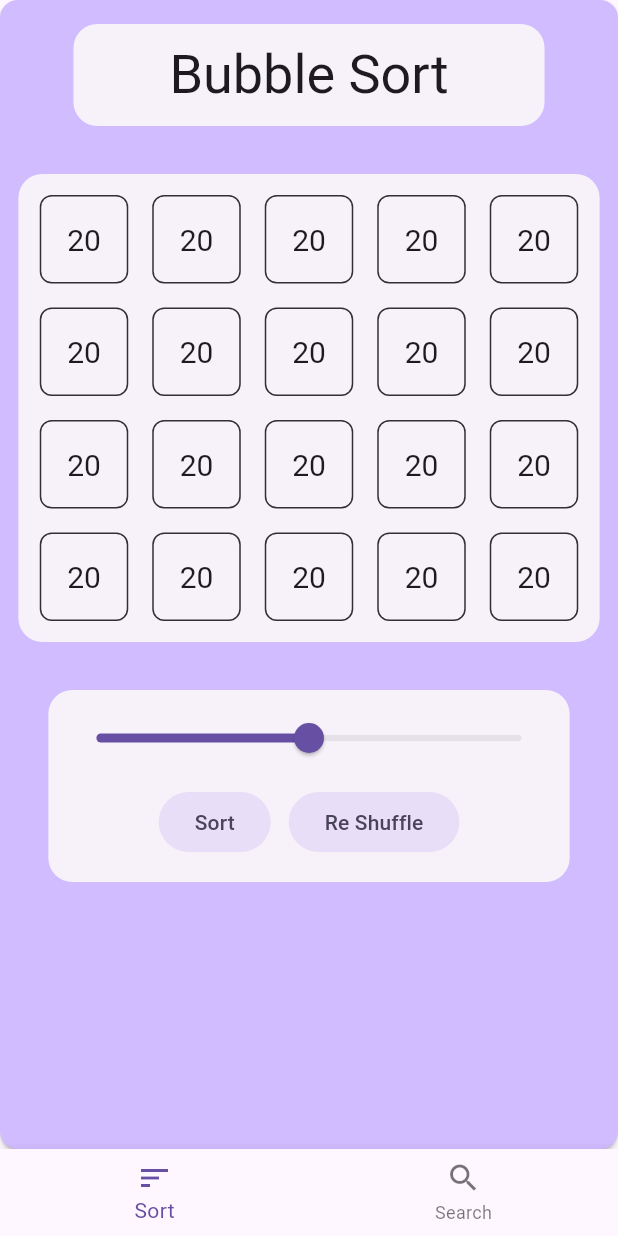
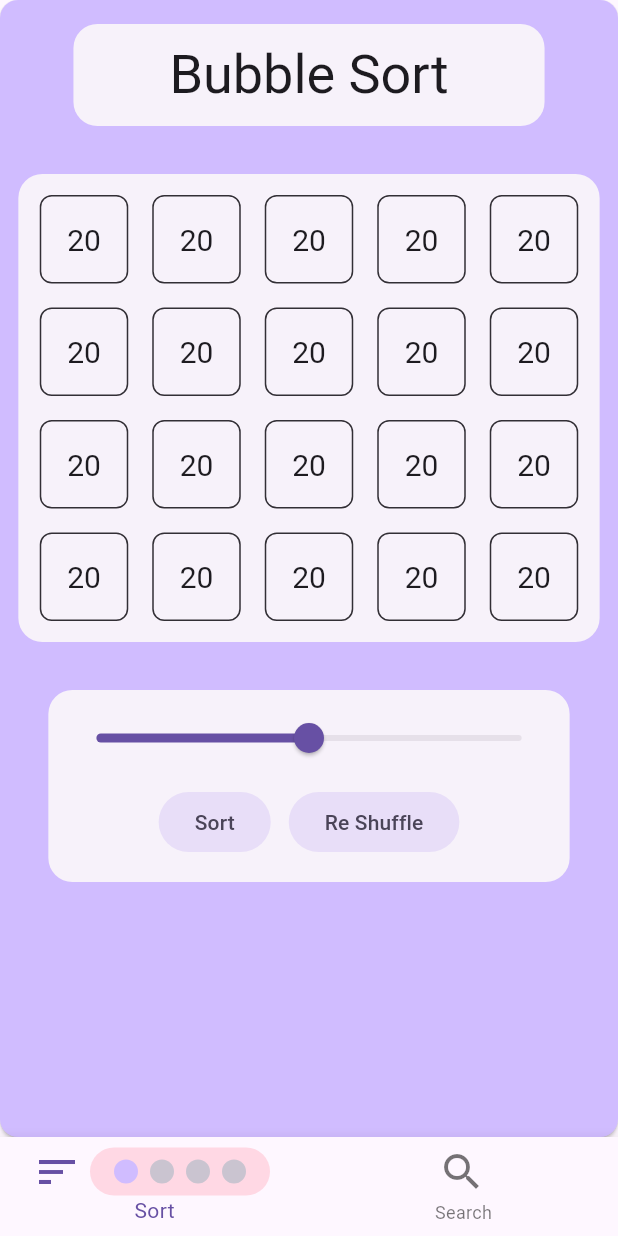
Before and after one commit to himanshu17113/algo_vis, a Flutter app: the screen it shows after launch, on a phone screen of 412 x 824 dp. Run offline on Flutter 3.47's test engine with Material 3 defaults, Android fonts, the phone set to English and light mode, and no system bars; drawn by our look-alikes of smooth_page_indicator; our stand-ins replace freezed_annotation, get_it.

Commit message:
Added indicator

```diff
--- a/lib/presentation/pages/home/home.dart
+++ b/lib/presentation/pages/home/home.dart
@@ -1,6 +1,6 @@
 import 'package:algo_vis/presentation/pages/widgets/body.dart';
+import 'package:algo_vis/presentation/pages/widgets/indicator.dart';
 import 'package:flutter/material.dart';
-
 import '../../../const.dart';
 
 class Home extends StatefulWidget {
@@ -19,7 +19,15 @@ class _HomeState extends State<Home> {
     this.subType = subType;
     controller.animateToPage(subType, duration: Duration(milliseconds: 300), curve: Curves.easeInOut);
   });
+  Widget bottomWidgetIcon(IconData icon, int length, {bool isSelected = false}) => Row(
+    mainAxisSize: MainAxisSize.min,
+    mainAxisAlignment: MainAxisAlignment.start,
+    children: [
+      Icon(icon, size: 32),
 
+      Indicator(controller: controller, count: length, isSelected: isSelected),
+    ],
+  );
   @override
   Widget build(BuildContext context) {
     return LayoutBuilder(
@@ -29,9 +37,17 @@ class _HomeState extends State<Home> {
           bottomNavigationBar: isDesktop
               ? null
               : BottomNavigationBar(
-                  items: const <BottomNavigationBarItem>[
-                    BottomNavigationBarItem(icon: Icon(Icons.sort), label: 'Sort'),
-                    BottomNavigationBarItem(icon: Icon(Icons.search), label: 'Search'),
+                  landscapeLayout: BottomNavigationBarLandscapeLayout.spread,
+                  items: [
+                    BottomNavigationBarItem(
+                      icon: bottomWidgetIcon(Icons.sort, 4, isSelected: type == 0),
+                      label: 'Sort',
+                    ),
+
+                    BottomNavigationBarItem(
+                      icon: bottomWidgetIcon(Icons.search, 2, isSelected: type == 1),
+                      label: 'Search',
+                    ),
                   ],
                   currentIndex: type,
                   onTap: changeType,
--- /dev/null
+++ b/lib/presentation/pages/widgets/indicator.dart
@@ -0,0 +1,35 @@
+import 'package:flutter/material.dart';
+import 'package:smooth_page_indicator/smooth_page_indicator.dart';
+
+class Indicator extends StatelessWidget {
+  final PageController controller;
+  final int count;
+  final bool isSelected;
+  const Indicator({super.key, required this.controller, required this.count, this.isSelected = false});
+
+  @override
+  Widget build(BuildContext context) => AnimatedContainer(
+    duration: Durations.long3,
+    width: isSelected ? null : 0,
+    margin: EdgeInsets.only(left: isSelected ? 6 : 2, right: isSelected ? 4 : 0),
+    padding: EdgeInsets.symmetric(horizontal: isSelected ? 16 : 0, vertical: 8),
+
+    decoration: BoxDecoration(color: Theme.of(context).colorScheme.tertiaryContainer, borderRadius: BorderRadius.circular(isSelected ? 16 : 4)),
+
+    child: Visibility(
+      visible: isSelected,
+      child: SmoothPageIndicator(
+        onDotClicked: (index) => controller.animateToPage(index, duration: const Duration(milliseconds: 300), curve: Curves.easeInOut),
+        controller: controller,
+        count: count,
+        effect: WormEffect(
+          dotHeight: 16,
+          dotWidth: 16,
+          type: WormType.thinUnderground,
+          activeDotColor: Theme.of(context).colorScheme.inversePrimary,
+          dotColor: Theme.of(context).colorScheme.outlineVariant,
+        ),
+      ),
+    ),
+  );
+}
```
